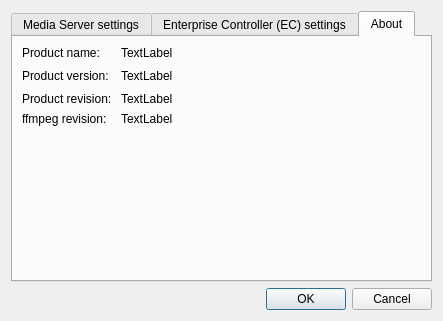
Before: the Qt Designer form traytool/src/settings.ui in networkoptix/nx_open, drawn with Qt 5.
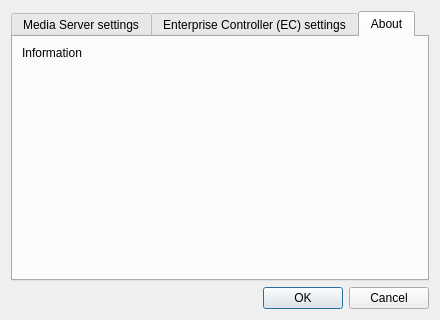
After: the same form once the commit is applied. The open tabs and pages were chosen to show the change.

Commit message:
Platform in about dialog.
<==== Mercurial data ====>
Branch: master

```diff
--- a/traytool/src/settings.ui
+++ b/traytool/src/settings.ui
@@ -6,8 +6,8 @@
    <rect>
     <x>0</x>
     <y>0</y>
-    <width>443</width>
-    <height>321</height>
+    <width>440</width>
+    <height>320</height>
    </rect>
   </property>
   <property name="minimumSize">
@@ -274,90 +274,14 @@
       </attribute>
       <layout class="QVBoxLayout" name="verticalLayout_5">
        <item>
-        <layout class="QGridLayout" name="gridLayout_7">
-         <item row="0" column="0">
-          <widget class="QLabel" name="label_15">
-           <property name="text">
-            <string>Product name: </string>
-           </property>
-          </widget>
-         </item>
-         <item row="0" column="1">
-          <widget class="QLabel" name="labelProductName">
-           <property name="text">
-            <string>TextLabel</string>
-           </property>
-          </widget>
-         </item>
-         <item row="1" column="0">
-          <widget class="QLabel" name="label_17">
-           <property name="text">
-            <string>Product version: </string>
-           </property>
-          </widget>
-         </item>
-         <item row="1" column="1">
-          <widget class="QLabel" name="labelProductVersion">
-           <property name="text">
-            <string>TextLabel</string>
-           </property>
-          </widget>
-         </item>
-         <item row="2" column="0">
-          <widget class="QLabel" name="label_19">
-           <property name="text">
-            <string>Product revision: </string>
-           </property>
-          </widget>
-         </item>
-         <item row="2" column="1">
-          <widget class="QLabel" name="labelProductRevision">
-           <property name="text">
-            <string>TextLabel</string>
-           </property>
-          </widget>
-         </item>
-         <item row="3" column="0">
-          <widget class="QLabel" name="label_21">
-           <property name="text">
-            <string>ffmpeg revision: </string>
-           </property>
-          </widget>
-         </item>
-         <item row="3" column="1">
-          <widget class="QLabel" name="labelFfmpegRevision">
-           <property name="text">
-            <string>TextLabel</string>
-           </property>
-          </widget>
-         </item>
-         <item row="4" column="0">
-          <spacer name="verticalSpacer">
-           <property name="orientation">
-            <enum>Qt::Vertical</enum>
-           </property>
-           <property name="sizeHint" stdset="0">
-            <size>
-             <width>20</width>
-             <height>40</height>
-            </size>
-           </property>
-          </spacer>
-         </item>
-         <item row="1" column="2">
-          <spacer name="horizontalSpacer_2">
-           <property name="orientation">
-            <enum>Qt::Horizontal</enum>
-           </property>
-           <property name="sizeHint" stdset="0">
-            <size>
-             <width>40</width>
-             <height>20</height>
-            </size>
-           </property>
-          </spacer>
-         </item>
-        </layout>
+        <widget class="QLabel" name="informationLabel">
+         <property name="text">
+          <string>Information</string>
+         </property>
+         <property name="alignment">
+          <set>Qt::AlignLeading|Qt::AlignLeft|Qt::AlignTop</set>
+         </property>
+        </widget>
        </item>
       </layout>
      </widget>
```
Left out of the diff: 2 changed lines with no effect on the pictures. The commit also changes 2 other files.
